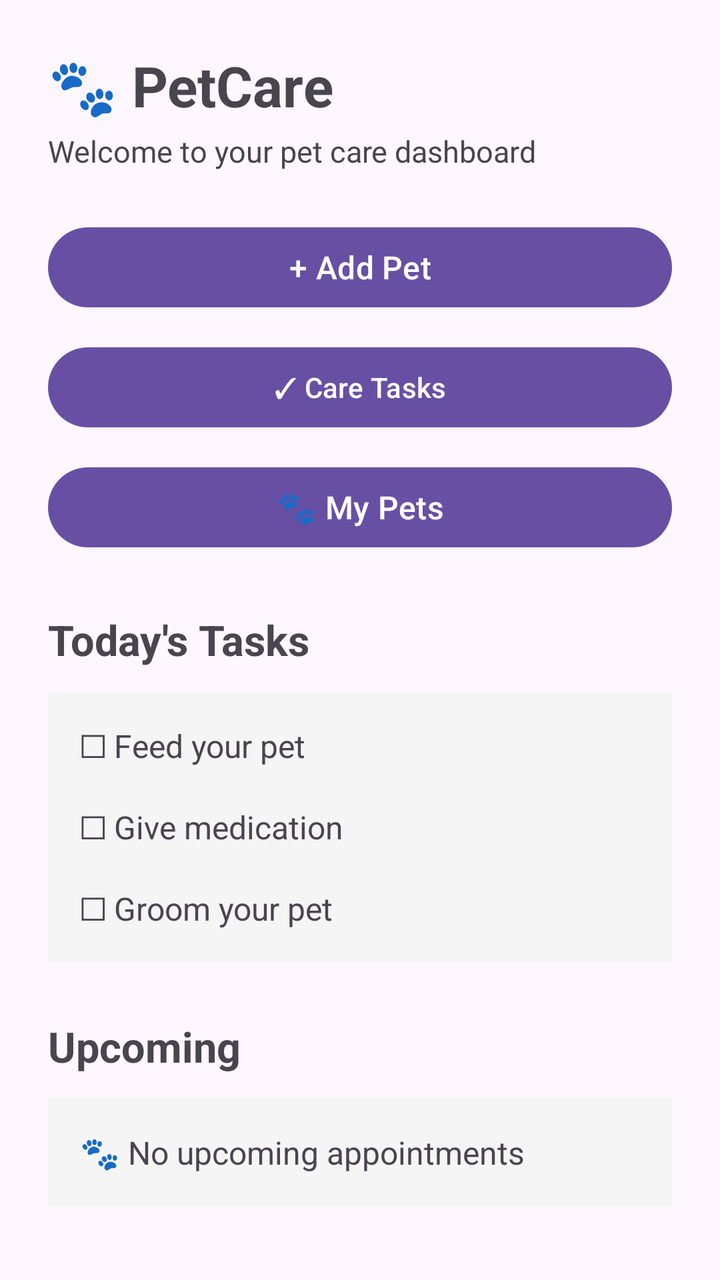
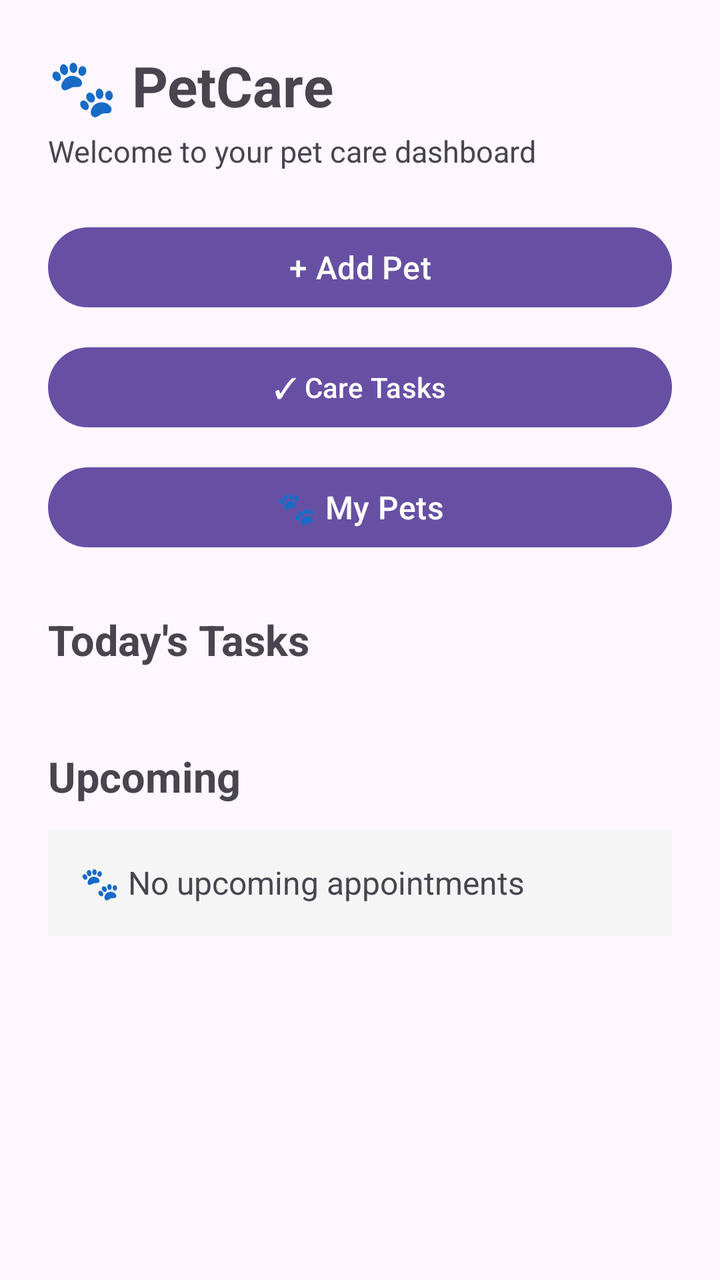

The first picture is an Android layout as it rendered before a commit; the second is the same layout after the commit. The layout source and the unified diff follow.
<!-- AndroidManifest.xml: application theme Theme.PetCare -->
<!-- res/layout/activity_main.xml -->
<?xml version="1.0" encoding="utf-8"?>
<ScrollView xmlns:android="http://schemas.android.com/apk/res/android"
    xmlns:app="http://schemas.android.com/apk/res-auto"
    android:id="@+id/main"
    android:layout_width="match_parent"
    android:layout_height="match_parent"
    android:fillViewport="true">

    <LinearLayout
        android:layout_width="match_parent"
        android:layout_height="wrap_content"
        android:orientation="vertical"
        android:padding="24dp">

        
        <TextView
            android:layout_width="wrap_content"
            android:layout_height="wrap_content"
            android:text="🐾 PetCare"
            android:textSize="28sp"
            android:textStyle="bold" />

        <TextView
            android:layout_width="wrap_content"
            android:layout_height="wrap_content"
            android:layout_marginTop="4dp"
            android:text="Welcome to your pet care dashboard"
            android:textSize="15sp" />

        
        <com.google.android.material.button.MaterialButton
            android:id="@+id/addPetButton"
            android:layout_width="match_parent"
            android:layout_height="wrap_content"
            android:layout_marginTop="24dp"
            android:text="+ Add Pet"
            android:textSize="16sp" />

        <com.google.android.material.button.MaterialButton
            android:id="@+id/viewTasksButton"
            android:layout_width="match_parent"
            android:layout_height="wrap_content"
            android:layout_marginTop="12dp"
            android:text="✓ Care Tasks" />

        <com.google.android.material.button.MaterialButton
            android:id="@+id/viewPetsButton"
            android:layout_width="match_parent"
            android:layout_height="wrap_content"
            android:layout_marginTop="12dp"
            android:text="🐾 My Pets"
            android:textSize="16sp" />

        
        <TextView
            android:layout_width="wrap_content"
            android:layout_height="wrap_content"
            android:layout_marginTop="28dp"
            android:text="Today's Tasks"
            android:textSize="21sp"
            android:textStyle="bold" />

        <TextView
            android:layout_width="match_parent"
            android:layout_height="wrap_content"
            android:layout_marginTop="12dp"
            android:padding="16dp"
            android:background="#F5F5F5"
            android:text="☐ Feed your pet\n\n☐ Give medication\n\n☐ Groom your pet"
            android:textSize="16sp" />

        
        <TextView
            android:layout_width="wrap_content"
            android:layout_height="wrap_content"
            android:layout_marginTop="28dp"
            android:text="Upcoming"
            android:textSize="21sp"
            android:textStyle="bold" />

        <TextView
            android:layout_width="match_parent"
            android:layout_height="wrap_content"
            android:layout_marginTop="12dp"
            android:padding="16dp"
            android:background="#F5F5F5"
            android:text="🐾 No upcoming appointments"
            android:textSize="16sp" />

    </LinearLayout>

</ScrollView>
<!-- resources referenced by this layout -->
<resources>
  <style name="Theme.PetCare" parent="Base.Theme.PetCare" />
  <style name="Base.Theme.PetCare" parent="Theme.Material3.DayNight.NoActionBar">
          
          
      </style>
</resources>

<!-- the commit's change to res/layout/activity_main.xml (unified diff, before → after) -->
@@ -52,6 +52,7 @@
             android:textSize="16sp" />
 
         
+        
         <TextView
             android:layout_width="wrap_content"
             android:layout_height="wrap_content"
@@ -60,14 +61,23 @@
             android:textSize="21sp"
             android:textStyle="bold" />
 
+        <androidx.recyclerview.widget.RecyclerView
+            android:id="@+id/todayTasksRecyclerView"
+            android:layout_width="match_parent"
+            android:layout_height="wrap_content"
+            android:layout_marginTop="12dp"
+            android:nestedScrollingEnabled="false" />
+
         <TextView
+            android:id="@+id/noTodayTasksTextView"
             android:layout_width="match_parent"
             android:layout_height="wrap_content"
             android:layout_marginTop="12dp"
             android:padding="16dp"
             android:background="#F5F5F5"
-            android:text="☐ Feed your pet\n\n☐ Give medication\n\n☐ Groom your pet"
-            android:textSize="16sp" />
+            android:text="✓ No tasks for today"
+            android:textSize="16sp"
+            android:visibility="gone" />
 
         
         <TextView
